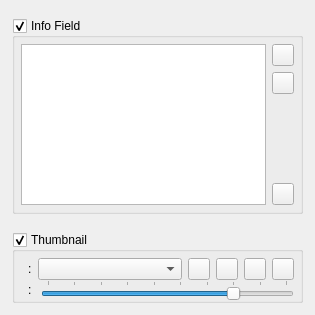
The window that src/DiscoveryArea/ui/tooltip_settings.ui (eidora-desktop/EIDORA) describes before a commit, drawn with Qt 5.
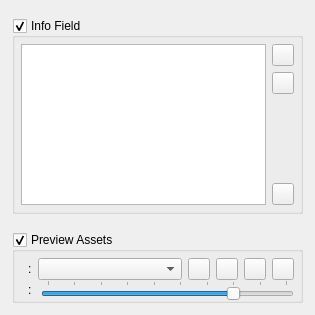
The same window after the commit. Icons and pictures are not drawn.

```diff
--- a/src/DiscoveryArea/ui/tooltip_settings.ui
+++ b/src/DiscoveryArea/ui/tooltip_settings.ui
@@ -288,7 +288,7 @@
       </size>
      </property>
      <property name="title">
-      <string>Thumbnail</string>
+      <string>Preview Assets</string>
      </property>
      <property name="checkable">
       <bool>true</bool>
```
Left out of the diff: 112 changed lines with no effect on the pictures.
